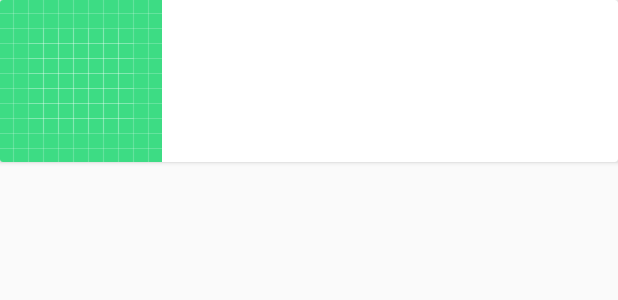
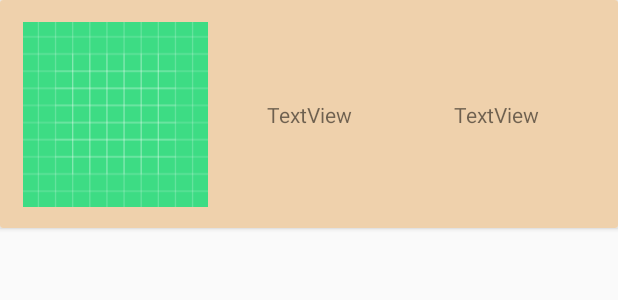
Before and after one commit to Alwin1847207/BakersChoice, an Android app: the layout itemlist.xml on its own in the app's theme, with its tools: preview values and no code run, on a phone screen of 412 x 824 dp. Shown: the top 300 px of the screen. Run offline under Robolectric (Android 15) with nearby library versions, the phone set to English and light mode, and no system bars.

Commit message:
first commit

```diff
--- a/app/build.gradle
+++ b/app/build.gradle
@@ -1,4 +1,5 @@
 apply plugin: 'com.android.application'
+apply plugin: 'com.google.gms.google-services'
 
 android {
     compileSdkVersion 29
@@ -30,6 +31,7 @@ dependencies {
     implementation 'androidx.legacy:legacy-support-v4:1.0.0'
     implementation 'com.google.android.material:material:1.1.0'
     implementation 'androidx.constraintlayout:constraintlayout:1.1.3'
+    implementation 'com.google.firebase:firebase-analytics:17.2.2'
     implementation 'androidx.navigation:navigation-fragment:2.2.1'
     implementation 'androidx.navigation:navigation-ui:2.2.1'
     implementation 'androidx.lifecycle:lifecycle-extensions:2.2.0'
--- a/app/src/main/java/com/example/bakerschoice/cake_adapter.java
+++ b/app/src/main/java/com/example/bakerschoice/cake_adapter.java
@@ -30,8 +30,8 @@ public class cake_adapter extends RecyclerView.Adapter<cake_adapter.MyViewHolder
         public MyViewHolder(View view) {
             super(view);
 
-          //  item_name = (TextView) view.findViewById(R.id.item_name);
-           // item_prize = (TextView) view.findViewById(R.id.item_prize);
+          item_name = (TextView) view.findViewById(R.id.item_name);
+          item_prize = (TextView) view.findViewById(R.id.item_prize);
 
             view.setOnClickListener(this);
         }
@@ -47,7 +47,7 @@ public class cake_adapter extends RecyclerView.Adapter<cake_adapter.MyViewHolder
     @java.lang.Override
     public MyViewHolder onCreateViewHolder(@NonNull android.view.ViewGroup parent, int viewType) {
 
-        View view = LayoutInflater.inflate(R.layout.itemlist, parent, false);
+        View view = LayoutInflater.from(parent.getContext()).inflate(R.layout.itemlist, parent, false);
         return new MyViewHolder(view);
     }
 
--- a/app/src/main/res/layout/itemlist.xml
+++ b/app/src/main/res/layout/itemlist.xml
@@ -1,18 +1,60 @@
 <?xml version="1.0" encoding="utf-8"?>
 <FrameLayout xmlns:android="http://schemas.android.com/apk/res/android"
     xmlns:app="http://schemas.android.com/apk/res-auto"
+    xmlns:tools="http://schemas.android.com/tools"
     android:layout_width="match_parent"
     android:layout_height="match_parent">
 
+    <LinearLayout
+        android:layout_width="match_parent"
+        android:layout_height="match_parent"
+        android:orientation="vertical">
+
         <androidx.cardview.widget.CardView
             android:layout_width="match_parent"
-        android:layout_height="wrap_content" >
+            android:layout_height="wrap_content">
+
+            <androidx.constraintlayout.widget.ConstraintLayout
+                android:layout_width="match_parent"
+                android:layout_height="match_parent"
+                android:background="#EFD1AC">
 
                 <ImageView
                     android:id="@+id/imageView2"
+                    android:layout_width="123dp"
+                    android:layout_height="152dp"
+                    app:layout_constraintBottom_toBottomOf="parent"
+                    app:layout_constraintEnd_toEndOf="parent"
+                    app:layout_constraintHorizontal_bias="0.052"
+                    app:layout_constraintStart_toStartOf="parent"
+                    app:layout_constraintTop_toTopOf="parent"
+                    app:srcCompat="@drawable/ic_launcher_background" />
+
+                <TextView
+                    android:id="@+id/item_name"
                     android:layout_width="wrap_content"
                     android:layout_height="wrap_content"
-            app:srcCompat="@drawable/ic_launcher_background" />
+                    android:text="TextView"
+                    app:layout_constraintBottom_toBottomOf="parent"
+                    app:layout_constraintEnd_toEndOf="parent"
+                    app:layout_constraintStart_toStartOf="parent"
+                    app:layout_constraintTop_toTopOf="parent" />
+
+                <TextView
+                    android:id="@+id/item_prize"
+                    android:layout_width="wrap_content"
+                    android:layout_height="wrap_content"
+                    android:text="TextView"
+                    app:layout_constraintBottom_toBottomOf="parent"
+                    app:layout_constraintEnd_toEndOf="parent"
+                    app:layout_constraintHorizontal_bias="0.852"
+                    app:layout_constraintStart_toStartOf="parent"
+                    app:layout_constraintTop_toTopOf="parent"
+                    app:layout_constraintVertical_bias="0.505" />
+            </androidx.constraintlayout.widget.ConstraintLayout>
+
         </androidx.cardview.widget.CardView>
 
+    </LinearLayout>
+
 </FrameLayout>
--- a/app/src/main/res/menu/options.xml
+++ b/app/src/main/res/menu/options.xml
@@ -10,5 +10,4 @@
     <item
         android:id="@+id/tab6"
         android:title="@string/others"/>
-
 </menu>
--- a/build.gradle
+++ b/build.gradle
@@ -9,6 +9,8 @@ buildscript {
     }
     dependencies {
         classpath 'com.android.tools.build:gradle:3.6.0'
+        classpath 'com.google.gms:google-services:4.2.0'
+        classpath 'com.google.gms:google-services:4.3.3'
 
 
         // NOTE: Do not place your application dependencies here; they belong
```
Also changed, not shown: 2 other files. Lines whose indentation alone changed are shown as unchanged.
